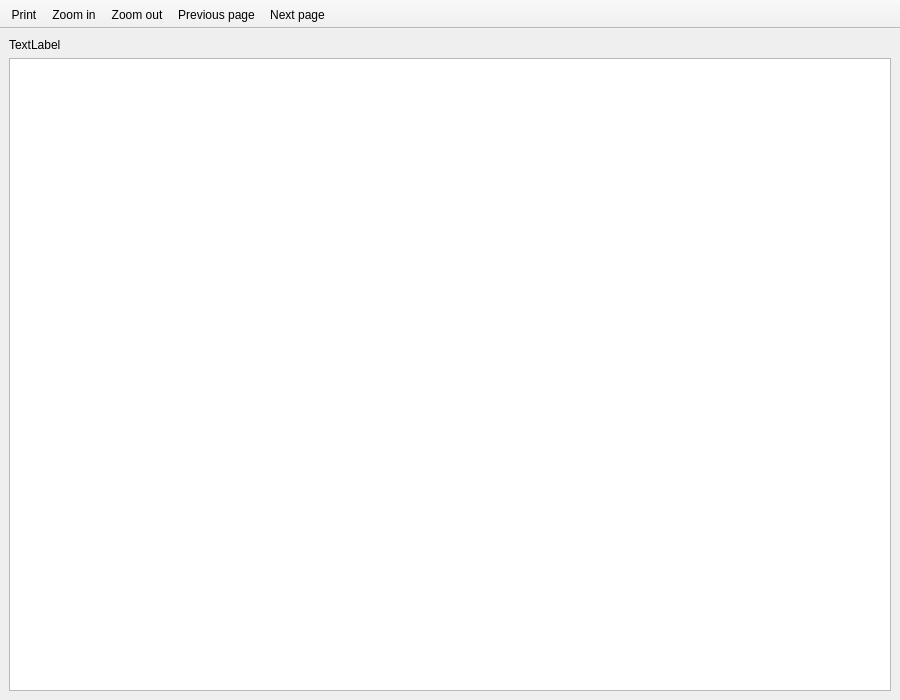
Qt form CafeV4_Manager/printpreview.ui (End1-1/CafeV4) before a commit.
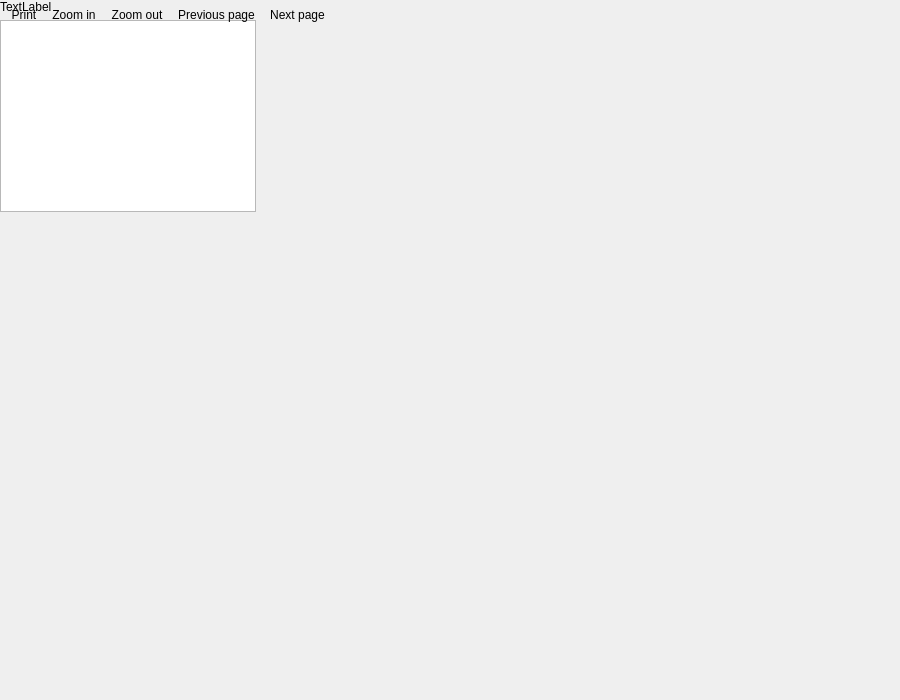
The same form after that commit. Icons and pictures are not drawn.

The edit to the form file:
```diff
--- a/CafeV4_Manager/printpreview.ui
+++ b/CafeV4_Manager/printpreview.ui
@@ -1,7 +1,7 @@
 <?xml version="1.0" encoding="UTF-8"?>
 <ui version="4.0">
  <class>PrintPreview</class>
- <widget class="QMainWindow" name="PrintPreview">
+ <widget class="QWidget" name="PrintPreview">
   <property name="geometry">
    <rect>
     <x>0</x>
```
